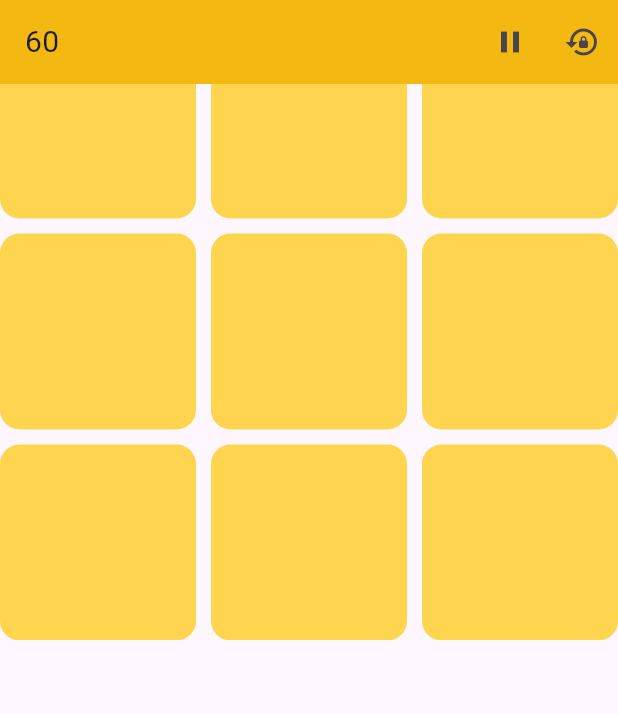
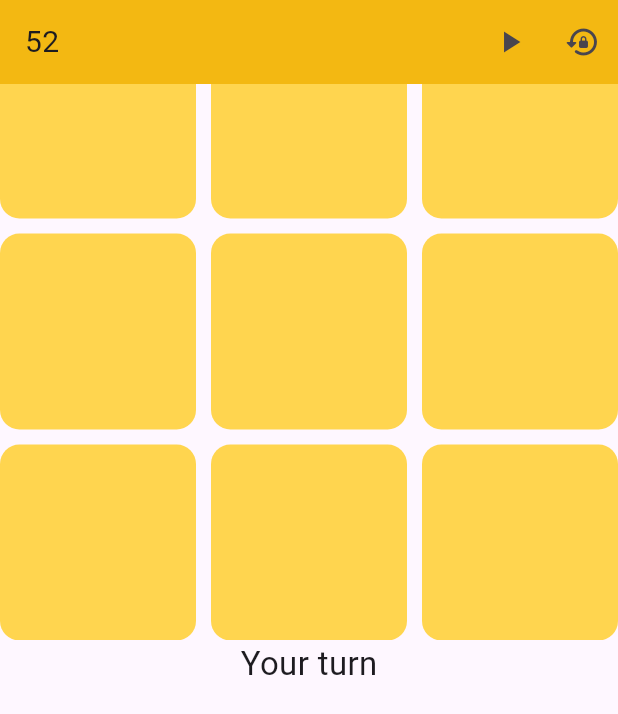
Before and after one commit to OloladeOlurotimi/July-cohort, a Flutter app: the screen it shows after launch, scrolled down 41 dp, after a tap on the "pause" icon, on a phone screen of 412 x 824 dp. Shown: the top 714 px of the screen. Run offline on Flutter 3.47's test engine with Material 3 defaults, Android fonts, the light colour scheme and no system bars.

Commit message:
computer is working

```diff
--- a/lib/main.dart
+++ b/lib/main.dart
@@ -1,4 +1,5 @@
 import 'package:flutter/material.dart';
+import 'dart:async';
 
 void main() {
   runApp(const MyApp());
@@ -45,8 +46,121 @@ class GameScreen extends StatefulWidget {
 class _GameScreenState extends State<GameScreen> {
   int player = 1;
   int computer = 2;
+  bool isComputerTurn = false;
   List board = [0, 0, 0, 0, 0, 0, 0, 0, 0];
+  Timer? _timer;
+  int time = 60;
+  String status = 'Your turn';
+  startTime() {
+    _timer = Timer.periodic(Duration(seconds: 1), (timer) {
+      if (time > 0) {
+        setState(() {
+          time--;
+        });
+      } else {
+        timer.cancel();
+      }
+    });
+  }
+
+  runComputer() async {
+    await Future.delayed(Duration(milliseconds: 200), () {
+      int? blocking;
+      int? winning;
+      int? normal;
+
+      for (int i = 0; i < board.length; i++) {
+        List demoBoard = List.from(board);
+        if (demoBoard[i] > 0) {
+          continue;
+        }
+
+        demoBoard[i] = computer;
+        if (hasWon(computer, demoBoard)) {
+          winning = i;
+        }
+        demoBoard[i] = player;
+
+        if (hasWon(player, demoBoard)) {
+          blocking = i;
+          //log(i.toString());
+        }
+        normal = i;
+      }
+
+      int move = winning ?? blocking ?? normal ?? 0;
+
+      makeMove(computer, move);
+
+      setState(() {
+        board[move] = computer;
+      });
+      if (hasWon(player, board)) {
+        showDialog(
+          context: context,
+          builder: (context) => AlertDialog(
+            title: Text('You Won'),
+          ),
+        );
+      }
+    });
+  }
+
+  void makeMove(int check, int index) {
+    print('playing $index');
+    setState(() {
+      board[index] = check;
+    });
+  }
+
+  bool hasWon(int player, List board) {
+    //012
+    //345
+    //678
+    //036
+    //147
+    //258
+    //048
+    //246
+
+    return board[0] == player && board[1] == player && board[2] == player ||
+        board[4] == player && board[5] == player ||
+        board[6] == player && board[7] == player && board[8] == player ||
+        board[0] == player && board[1] == player && board[2] == player ||
+        board[3] == player && board[4] == player && board[5] == player ||
+        board[6] == player && board[7] == player && board[8] == player ||
+        board[0] == player && board[3] == player && board[6] == player ||
+        board[1] == player && board[4] == player && board[7] == player ||
+        board[2] == player && board[5] == player && board[8] == player ||
+        board[0] == player && board[4] == player && board[8] == player ||
+        board[2] == player && board[4] == player && board[6] == player;
+  }
+
+//Async
+  //Future
+  //Stream
+  /* Future greetUser() async {
+    Future.delayed(Duration(seconds: 2), () {
+      print('Am Delay 2 seconds');
+    });
+
+    print('I will print in the second position');
+  }
+
+  Future oneTo100() async {
+    for (int i = 0; i < 60; i++) {
+      await Future.delayed(Duration(seconds: 1), () {
+        print(i);
+      });
+    }
+  }*/
+
   @override
+  void initState() {
+    startTime();
+    super.initState();
+  }
+
   Widget build(BuildContext context) {
     return Scaffold(
       appBar: AppBar(
@@ -54,19 +168,34 @@ class _GameScreenState extends State<GameScreen> {
         leading: Container(
           alignment: Alignment.center,
           child: Text(
-            '60',
+            '$time',
             style: TextStyle(fontSize: 20),
           ),
         ),
         actions: [
-          IconButton(onPressed: () {}, icon: Icon(Icons.pause)),
           IconButton(
               onPressed: () {
+                if (_timer != null && !_timer!.isActive) {
+                  startTime();
+                } else {
+                  setState(() {
+                    _timer?.cancel();
+                  });
+                }
+              },
+              icon: Icon(_timer != null && _timer!.isActive
+                  ? Icons.pause
+                  : Icons.play_arrow)),
+          IconButton(
+              onPressed: () {
+                _timer?.cancel();
                 setState(() {
                   board = List.filled(9, 0);
+                  time = 60;
                 });
+                startTime();
               },
-              icon: Icon(Icons.lock_reset))
+              icon: const Icon(Icons.lock_reset_rounded))
         ],
       ),
       body: Column(
@@ -82,10 +211,19 @@ class _GameScreenState extends State<GameScreen> {
                   children: [
                     for (int i = 0; i < 9; i++)
                       GestureDetector(
-                        onTap: () {
-                          setState(() {
-                            board[i] = player;
-                          });
+                        onTap: () async {
+                          if (!isComputerTurn) {
+                            setState(() {
+                              board[i] = player;
+                              isComputerTurn = true;
+                              status = 'Computer Turn';
+                            });
+                            await runComputer();
+                            setState(() {
+                              isComputerTurn = false;
+                              status = 'Your Turn';
+                            });
+                          }
                         },
                         child: Container(
                           alignment: Alignment.center,
@@ -110,7 +248,13 @@ class _GameScreenState extends State<GameScreen> {
                           ),
                         ),
                       )
-                  ]))
+                  ])),
+          Text(
+            status,
+            style: const TextStyle(
+              fontSize: 22,
+            ),
+          )
         ],
       ),
     );
```
